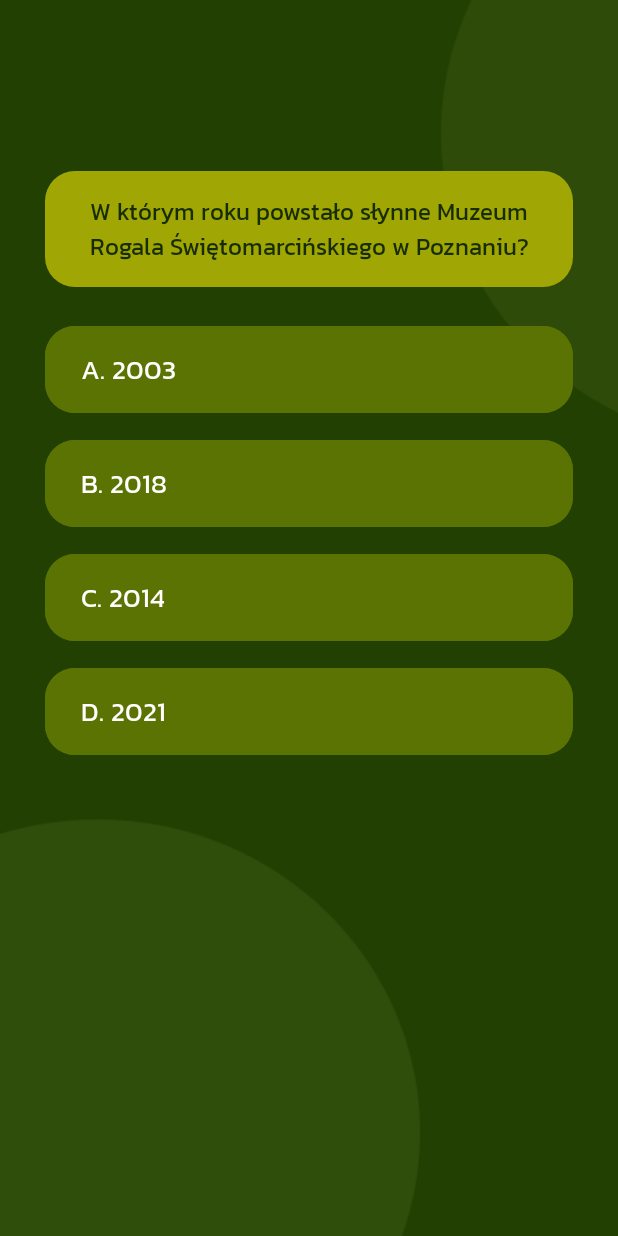
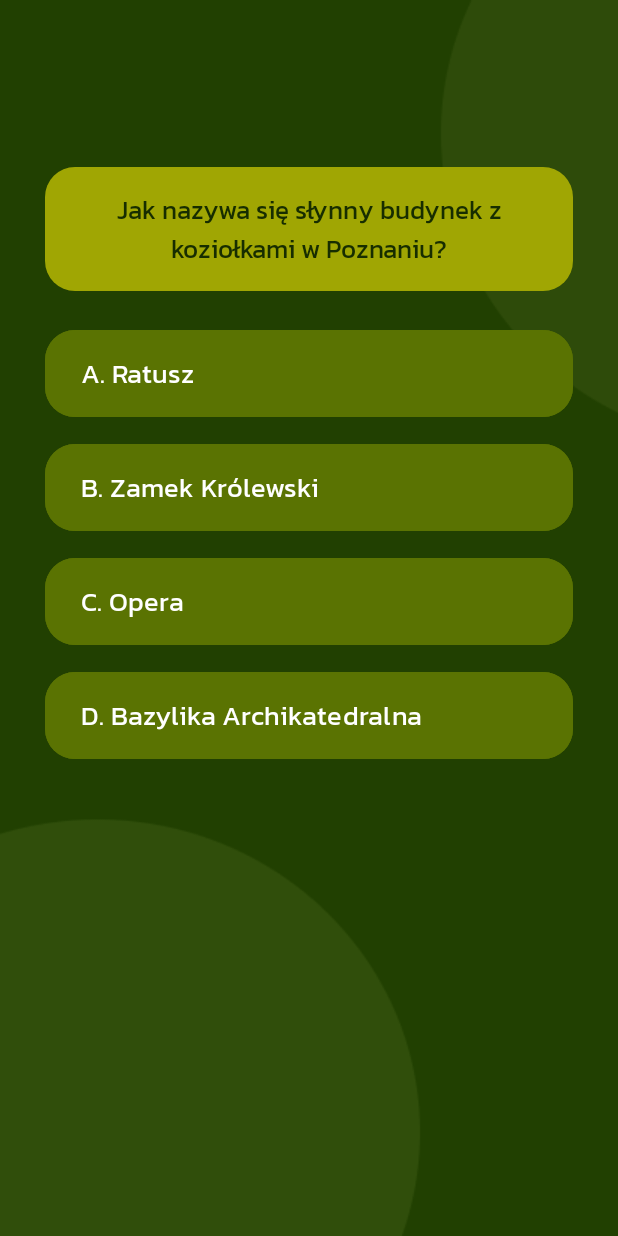
Before and after one commit to wkoltonowska/LocalQ, an Android app: the QuestionsPzn screen opened through its navigation route, after a tap on "NASTĘPNE PYTANIE", on a phone screen of 412 x 824 dp. Run offline under Robolectric (Android 15) with nearby library versions, the phone set to English and light mode, and no system bars; 1 other tap on this screen came first.

Commit message:
Feat(#4): Added questions

```diff
--- a/app/src/main/java/com/example/localq/QuestionsPzn.kt
+++ b/app/src/main/java/com/example/localq/QuestionsPzn.kt
@@ -19,7 +19,7 @@ class QuestionsPzn : Fragment() {
     private lateinit var mediaPlayer: MediaPlayer
     private lateinit var questionsPzn: Array<String>
     private lateinit var optionsPzn: Array<Array<String>>
-    private val correctAnswersPzn = arrayOf(0,2,3,1,1)
+    private val correctAnswersPzn = arrayOf(2,0,2,2,0)
     private var currentQuestionsPznIndex = 0
     private var goldenOrange: Int = 0
     private var green: Int = 0
@@ -42,22 +42,22 @@ class QuestionsPzn : Fragment() {
         _binding = QuestionsPznBinding.inflate(inflater, container, false)
 
         questionsPzn = arrayOf(getString(R.string.firstQuestionPzn),
-            getString(R.string.firstQuestionPzn),
-            getString(R.string.firstQuestionPzn),
-            getString(R.string.firstQuestionPzn),
-            getString(R.string.firstQuestionPzn))
+            getString(R.string.secondQuestionPzn),
+            getString(R.string.thirdQuestionPzn),
+            getString(R.string.fourthQuestionPzn),
+            getString(R.string.fifthQuestionPzn))
 
         optionsPzn = arrayOf(
             arrayOf(getString(R.string.firstQestionPznAnsA), getString(R.string.firstQestionPznAnsB),
                 getString(R.string.firstQestionPznAnsC), getString(R.string.firstQestionPznAnsD)),
-            arrayOf(getString(R.string.firstQestionPznAnsA), getString(R.string.firstQestionPznAnsB),
-                getString(R.string.firstQestionPznAnsC), getString(R.string.firstQestionPznAnsD)),
-            arrayOf(getString(R.string.firstQestionPznAnsA), getString(R.string.firstQestionPznAnsB),
-                getString(R.string.firstQestionPznAnsC), getString(R.string.firstQestionPznAnsD)),
-            arrayOf(getString(R.string.firstQestionPznAnsA), getString(R.string.firstQestionPznAnsB),
-                getString(R.string.firstQestionPznAnsC), getString(R.string.firstQestionPznAnsD)),
-            arrayOf(getString(R.string.firstQestionPznAnsA), getString(R.string.firstQestionPznAnsB),
-                getString(R.string.firstQestionPznAnsC), getString(R.string.firstQestionPznAnsD)))
+            arrayOf(getString(R.string.secondQuestionPznAnsA), getString(R.string.secondQuestionPznAnsB),
+                getString(R.string.secondQuestionPznAnsC), getString(R.string.secondQuestionPznAnsD)),
+            arrayOf(getString(R.string.thirdQuestionPznAnsA), getString(R.string.thirdQuestionPznAnsB),
+                getString(R.string.thirdQuestionPznAnsC), getString(R.string.thirdQuestionPznAnsD)),
+            arrayOf(getString(R.string.fourthQuestionPznAnsA), getString(R.string.fourthQuestionPznAnsB),
+                getString(R.string.fourthQuestionPznAnsC), getString(R.string.fourthQuestionPznAnsD)),
+            arrayOf(getString(R.string.fifthQuestionPznAnsA), getString(R.string.fifthQuestionPznAnsB),
+                getString(R.string.fifthQuestionPznAnsC), getString(R.string.fifthQuestionPznAnsD)))
 
         //return inflater.inflate(R.layout.questions_pzn, container, false)
 
--- a/app/src/main/res/layout/questions_pzn.xml
+++ b/app/src/main/res/layout/questions_pzn.xml
@@ -17,7 +17,7 @@
         android:layout_height="wrap_content"
         android:text="@string/firstQuestionPzn"
         android:textColor="@color/darkGreen"
-        android:textSize="16sp"
+        android:textSize="17sp"
         android:background="@drawable/question_background"
         android:textAlignment="center"
         android:padding="15dp"
--- a/app/src/main/res/values/strings.xml
+++ b/app/src/main/res/values/strings.xml
@@ -1,11 +1,37 @@
 <resources>
     <string name="app_name">LocalQ</string>
     <string name="startBtn">START</string>
+
     <string name="firstQuestionPzn"> W którym roku powstało słynne Muzeum Rogala Świętomarcińskiego w Poznaniu?</string>
     <string name="firstQestionPznAnsA">A. 2003</string>
     <string name="firstQestionPznAnsB">B. 2018</string>
     <string name="firstQestionPznAnsC">C. 2014</string>
     <string name="firstQestionPznAnsD">D. 2021</string>
+
+    <string name="secondQuestionPzn">Jak nazywa się słynny budynek z koziołkami w Poznaniu?</string>
+    <string name="secondQuestionPznAnsA">A. Ratusz</string>
+    <string name="secondQuestionPznAnsB">B. Zamek Królewski</string>
+    <string name="secondQuestionPznAnsC">C. Opera</string>
+    <string name="secondQuestionPznAnsD">D. Bazylika Archikatedralna</string>
+
+    <string name="thirdQuestionPzn">Nad jaką rzeką leży Poznań?</string>
+    <string name="thirdQuestionPznAnsA">A. Wisła</string>
+    <string name="thirdQuestionPznAnsB">B. Odra</string>
+    <string name="thirdQuestionPznAnsC">C. Warta</string>
+    <string name="thirdQuestionPznAnsD">D. Bug</string>
+
+    <string name="fourthQuestionPzn">Jaki tradycyjny wypiek jest związany z Poznaniem?</string>
+    <string name="fourthQuestionPznAnsA">A. Kołacz</string>
+    <string name="fourthQuestionPznAnsB">B. Kremówka</string>
+    <string name="fourthQuestionPznAnsC">C. Rogal świętomarciński</string>
+    <string name="fourthQuestionPznAnsD">D. Sękacz</string>
+
+    <string name="fifthQuestionPzn">Jak nazywa się główny plac w centrum Poznania?</string>
+    <string name="fifthQuestionPznAnsA">A. Stary Rynek</string>
+    <string name="fifthQuestionPznAnsB">B. Rynek Główny</string>
+    <string name="fifthQuestionPznAnsC">C. Plac Zamkowy</string>
+    <string name="fifthQuestionPznAnsD">D. Plac Wolności</string>
+
     <string name="circleDescription">Green circle</string>
     <string name="logoDescription">Logo LocalQ</string>
     <string name="nextQuestionBtn">NASTĘPNE PYTANIE</string>
```
